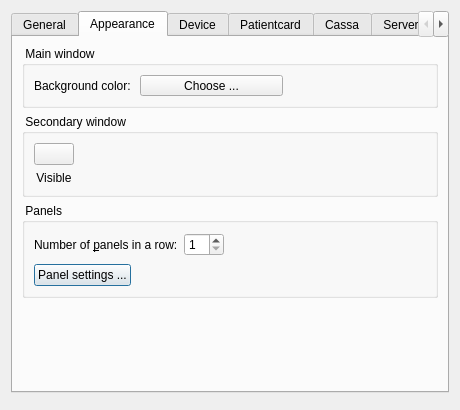
Qt form client/dlgpreferences.ui (tbikfalvi/Belenus) before a commit.
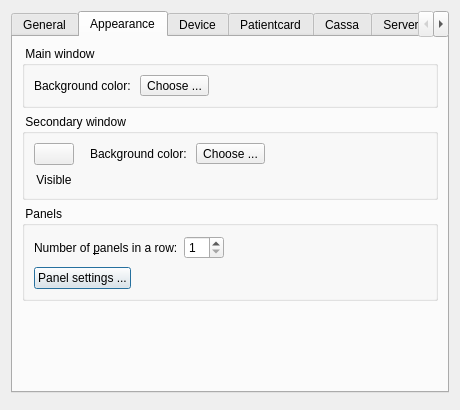
The same form after that commit.

Diff of the .ui file:
```diff
--- a/client/dlgpreferences.ui
+++ b/client/dlgpreferences.ui
@@ -429,7 +429,7 @@
             <item>
              <widget class="QToolButton" name="btnMainBackground">
               <property name="sizePolicy">
-               <sizepolicy hsizetype="MinimumExpanding" vsizetype="Fixed">
+               <sizepolicy hsizetype="Minimum" vsizetype="Fixed">
                 <horstretch>0</horstretch>
                 <verstretch>0</verstretch>
                </sizepolicy>
@@ -477,7 +477,7 @@
          <property name="title">
           <string> Secondary window  </string>
          </property>
-         <layout class="QHBoxLayout" name="horizontalLayout_13">
+         <layout class="QHBoxLayout" name="horizontalLayout_14">
           <item>
            <layout class="QVBoxLayout" name="verticalLayout_12">
             <item>
@@ -511,6 +511,78 @@
             </item>
            </layout>
           </item>
+          <item>
+           <spacer name="horizontalSpacer_8">
+            <property name="orientation">
+             <enum>Qt::Horizontal</enum>
+            </property>
+            <property name="sizeType">
+             <enum>QSizePolicy::Fixed</enum>
+            </property>
+            <property name="sizeHint" stdset="0">
+             <size>
+              <width>10</width>
+              <height>20</height>
+             </size>
+            </property>
+           </spacer>
+          </item>
+          <item>
+           <layout class="QVBoxLayout" name="verticalLayout_14">
+            <item>
+             <layout class="QHBoxLayout" name="horizontalLayout_13">
+              <item>
+               <widget class="QLabel" name="lblSecondaryBackground">
+                <property name="text">
+                 <string>Background color: </string>
+                </property>
+               </widget>
+              </item>
+              <item>
+               <widget class="QToolButton" name="btnSecondaryBackground">
+                <property name="sizePolicy">
+                 <sizepolicy hsizetype="Minimum" vsizetype="Fixed">
+                  <horstretch>0</horstretch>
+                  <verstretch>0</verstretch>
+                 </sizepolicy>
+                </property>
+                <property name="maximumSize">
+                 <size>
+                  <width>16777215</width>
+                  <height>24</height>
+                 </size>
+                </property>
+                <property name="text">
+                 <string>Choose ...</string>
+                </property>
+                <property name="iconSize">
+                 <size>
+                  <width>15</width>
+                  <height>15</height>
+                 </size>
+                </property>
+                <property name="toolButtonStyle">
+                 <enum>Qt::ToolButtonTextBesideIcon</enum>
+                </property>
+               </widget>
+              </item>
+             </layout>
+            </item>
+            <item>
+             <spacer name="verticalSpacer_7">
+              <property name="orientation">
+               <enum>Qt::Vertical</enum>
+              </property>
+              <property name="sizeHint" stdset="0">
+               <size>
+                <width>20</width>
+                <height>40</height>
+               </size>
+              </property>
+             </spacer>
+            </item>
+           </layout>
+          </item>
           <item>
            <spacer name="horizontalSpacer_7">
             <property name="orientation">
```
